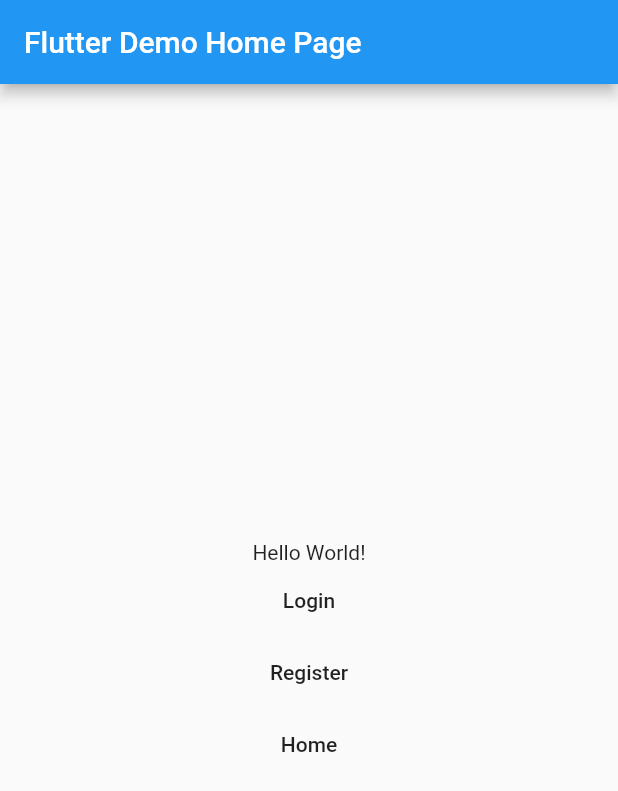
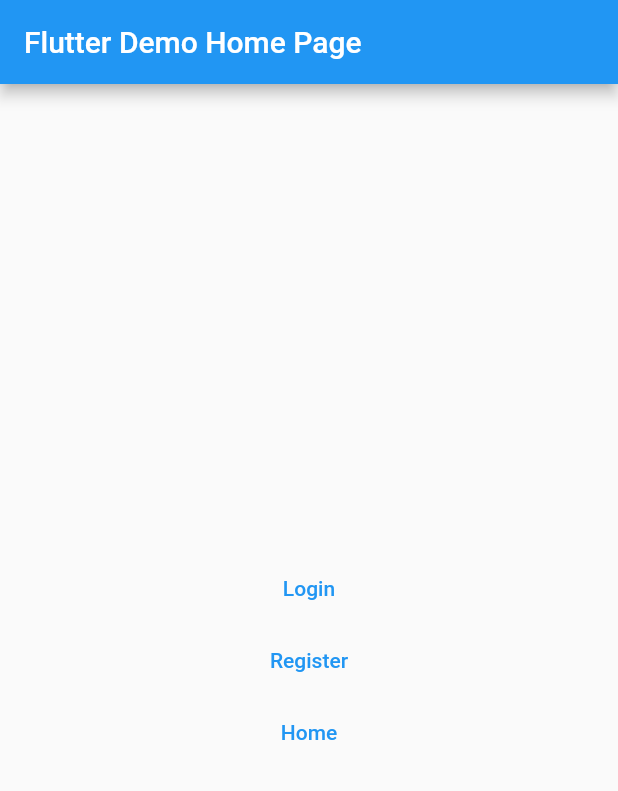
Before and after one commit to evanrooijen/cheers-flutter, a Flutter app: the screen it shows after launch, on a phone screen of 412 x 824 dp. Shown: the top 791 px of the screen. Run offline on Flutter 3.47's test engine with Material 2 defaults, Android fonts, the phone set to English and light mode, and no system bars; our stand-ins replace bloc, firebase_auth, firebase_core, flutter_bloc, flutter_form_builder, form_builder_validators and 2 more; accounts and stored records are empty; generated files the repository leaves out were written again.

Commit message:
chore: use textbutton

```diff
--- a/lib/main.dart
+++ b/lib/main.dart
@@ -117,20 +117,19 @@ class MyHomePage extends StatelessWidget {
         child: Column(
           mainAxisAlignment: MainAxisAlignment.center,
           children: [
-            Text(AppLocalizations.of(context)!.helloWorld),
-            MaterialButton(
+            TextButton(
               child: const Text('Login'),
               onPressed: () => context.pushNamed(
                 appRoutes[AppRoutes.login]!,
               ),
             ),
-            MaterialButton(
+            TextButton(
               child: const Text('Register'),
               onPressed: () => context.pushNamed(
                 appRoutes[AppRoutes.register]!,
               ),
             ),
-            MaterialButton(
+            TextButton(
               child: const Text('Home'),
               onPressed: () => context.goNamed(
                 appRoutes[AppRoutes.home]!,
```
